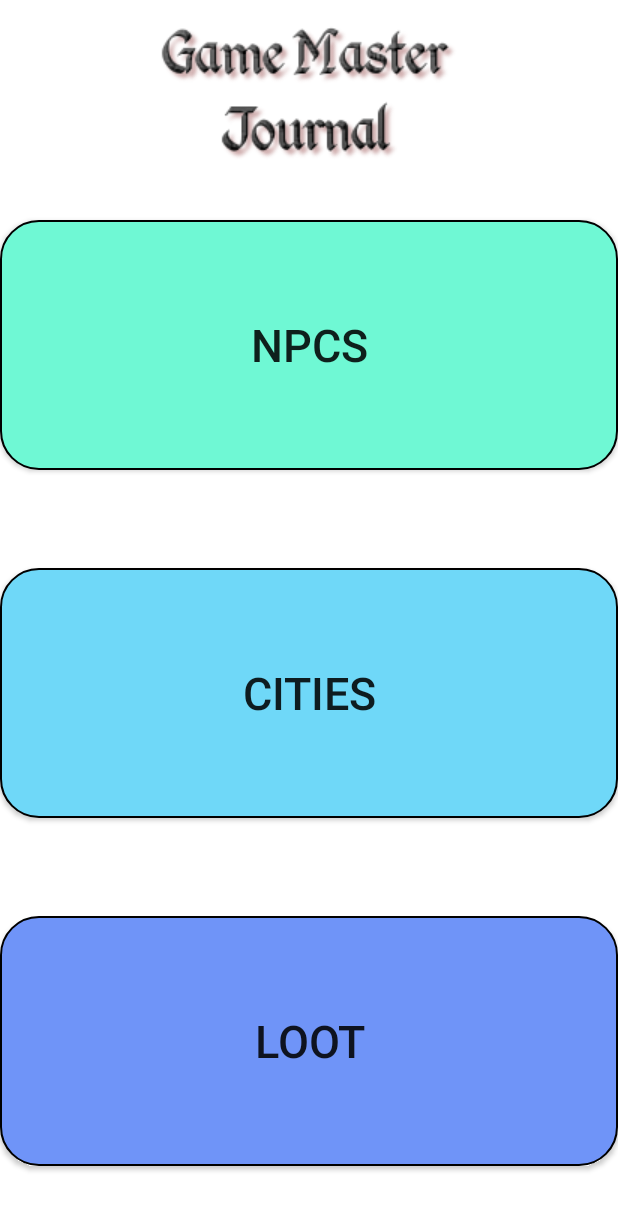
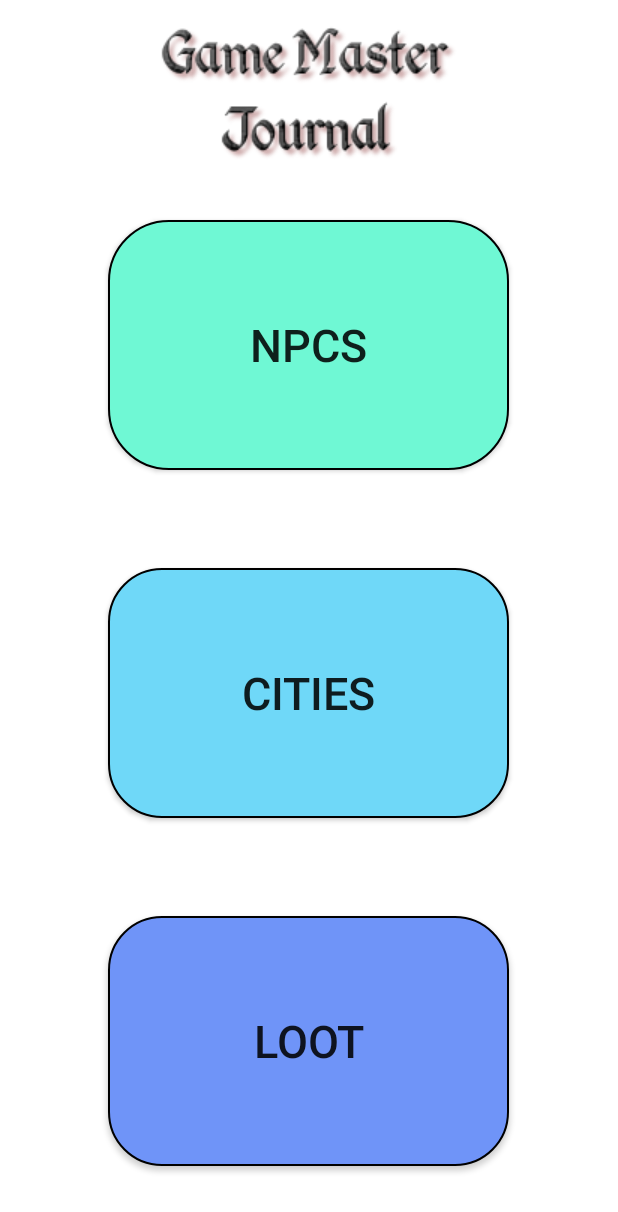
Before and after one commit to djmginger/Game-Master-Journal, an Android app: the screen it shows after launch (MainActivity), on a phone screen of 412 x 824 dp. Shown: the top 1212 px of the screen. Run offline under Robolectric (Android 15) with nearby library versions, the phone set to English and light mode, and no system bars.

Commit message:
Updated the main page layout. Also added an image link to ko-fi on the main page.

```diff
--- a/app/src/main/java/com/example/dmapp/MainActivity.java
+++ b/app/src/main/java/com/example/dmapp/MainActivity.java
@@ -1,13 +1,16 @@
 package com.example.dmapp;
 
 import android.content.Intent;
+import android.net.Uri;
 import android.support.v4.content.ContextCompat;
 import android.support.v7.app.AppCompatActivity;
 import android.os.Bundle;
 import android.support.v7.widget.LinearLayoutCompat;
 import android.util.DisplayMetrics;
+import android.view.Gravity;
 import android.view.View;
 import android.widget.Button;
+import android.widget.ImageView;
 import android.widget.Toast;
 
 import com.example.dmapp.cities.CityList;
@@ -30,12 +33,17 @@ public class MainActivity extends AppCompatActivity {
 
         DisplayMetrics displayMetrics = this.getResources().getDisplayMetrics();
         int deviceHeight = (displayMetrics.heightPixels);
+        int deviceWidth = (displayMetrics.widthPixels);
+        int buttonWidth = (int) (deviceWidth * .65);
+        int buttonWidth2 = (int) (deviceWidth * .5);
         int margin = (int)(deviceHeight * .08);
         int margin2 = (int)(deviceHeight * .10);
         int margin3 = (int)(deviceHeight * .04);
+        int margin4 = (int)(deviceHeight * .15);
 
-        LinearLayoutCompat.LayoutParams lparams = new LinearLayoutCompat.LayoutParams(LinearLayoutCompat.LayoutParams.MATCH_PARENT, LinearLayoutCompat.LayoutParams.WRAP_CONTENT);
+        LinearLayoutCompat.LayoutParams lparams = new LinearLayoutCompat.LayoutParams(buttonWidth, LinearLayoutCompat.LayoutParams.WRAP_CONTENT);
         lparams.setMargins(0, margin3, 0, 0);
+        lparams.gravity = Gravity.CENTER_HORIZONTAL;
 
         Button npcs = new Button(this);
         npcs.setText("NPCs");
@@ -44,8 +52,9 @@ public class MainActivity extends AppCompatActivity {
         npcs.setBackground(ContextCompat.getDrawable(this, R.drawable.rounded_titles1));
         npcs.setLayoutParams(lparams);
 
-        LinearLayoutCompat.LayoutParams lparams2 = new LinearLayoutCompat.LayoutParams(LinearLayoutCompat.LayoutParams.MATCH_PARENT, LinearLayoutCompat.LayoutParams.WRAP_CONTENT);
+        LinearLayoutCompat.LayoutParams lparams2 = new LinearLayoutCompat.LayoutParams(buttonWidth, LinearLayoutCompat.LayoutParams.WRAP_CONTENT);
         lparams2.setMargins(0, margin, 0, 0);
+        lparams2.gravity = Gravity.CENTER_HORIZONTAL;
 
         Button cities = new Button(this);
         cities.setText("Cities");
@@ -66,14 +75,23 @@ public class MainActivity extends AppCompatActivity {
         databaseManagement.setHeight(120);
         databaseManagement.setTextSize(15);
         databaseManagement.setBackground(ContextCompat.getDrawable(this, R.drawable.rounded_titles4));
-        LinearLayoutCompat.LayoutParams lparams3 = new LinearLayoutCompat.LayoutParams(LinearLayoutCompat.LayoutParams.MATCH_PARENT, LinearLayoutCompat.LayoutParams.WRAP_CONTENT);
+        LinearLayoutCompat.LayoutParams lparams3 = new LinearLayoutCompat.LayoutParams(buttonWidth2, LinearLayoutCompat.LayoutParams.WRAP_CONTENT);
         lparams3.setMargins(0, margin2, 0, 0);
+        lparams3.gravity = Gravity.CENTER_HORIZONTAL;
         databaseManagement.setLayoutParams(lparams3);
+
+        ImageView supportImage = new ImageView(this);
+        supportImage.setImageResource(R.drawable.supportme);
+        LinearLayoutCompat.LayoutParams lparams4 = new LinearLayoutCompat.LayoutParams(LinearLayoutCompat.LayoutParams.WRAP_CONTENT, LinearLayoutCompat.LayoutParams.WRAP_CONTENT);
+        lparams4.setMargins(0, margin4, 0, 0);
+        lparams4.gravity = Gravity.CENTER_HORIZONTAL;
+        supportImage.setLayoutParams(lparams4);
 
         mainLayout.addView(npcs);
         mainLayout.addView(cities);
         mainLayout.addView(loot);
         mainLayout.addView(databaseManagement);
+        mainLayout.addView(supportImage);
 
         npcs.setOnClickListener(new View.OnClickListener() {
             // The code in this method will be executed when the numbers View is clicked on.
@@ -110,6 +128,15 @@ public class MainActivity extends AppCompatActivity {
                 startActivity(intent);
             }
         });
+
+        supportImage.setOnClickListener(new View.OnClickListener() {
+            @Override
+            public void onClick(View v) {
+                Uri kofiLink = Uri.parse("https://ko-fi.com/redheaddevelopment");
+                Intent openLink = new Intent(Intent.ACTION_VIEW, kofiLink);
+                startActivity(openLink);
+            }
+        });
     }
 
     @Override
--- a/app/src/main/java/com/example/dmapp/databaseManagement.java
+++ b/app/src/main/java/com/example/dmapp/databaseManagement.java
@@ -47,7 +47,7 @@ public class databaseManagement extends AppCompatActivity {
             public void onClick(View view) {
                 AlertDialog.Builder builder = new AlertDialog.Builder(view.getContext());
                 //builder.setTitle(R.string.app_name);
-                builder.setMessage("Are you sure you want to delete this data? Deleting cities will also get delete Locations & Distances for that city");
+                builder.setMessage("Are you sure you want to delete this data? Deleting cities will also delete Locations & Distances for that city");
                 builder.setPositiveButton("Yes", new DialogInterface.OnClickListener() {
                     public void onClick(DialogInterface dialog, int id) {
                         getApplicationContext().deleteDatabase("city_table");
--- a/app/src/main/res/drawable/rounded_titles1.xml
+++ b/app/src/main/res/drawable/rounded_titles1.xml
@@ -12,5 +12,5 @@
         android:bottom="1dp"
         android:top="1dp" />
 
-    <corners android:radius="25dp" />
+    <corners android:radius="40dp" />
 </shape>
--- a/app/src/main/res/drawable/rounded_titles2.xml
+++ b/app/src/main/res/drawable/rounded_titles2.xml
@@ -12,5 +12,5 @@
         android:bottom="1dp"
         android:top="1dp" />
 
-    <corners android:radius="25dp" />
+    <corners android:radius="35dp" />
 </shape>
--- a/app/src/main/res/drawable/rounded_titles3.xml
+++ b/app/src/main/res/drawable/rounded_titles3.xml
@@ -12,5 +12,5 @@
         android:bottom="1dp"
         android:top="1dp" />
 
-    <corners android:radius="25dp" />
+    <corners android:radius="35dp" />
 </shape>
```
